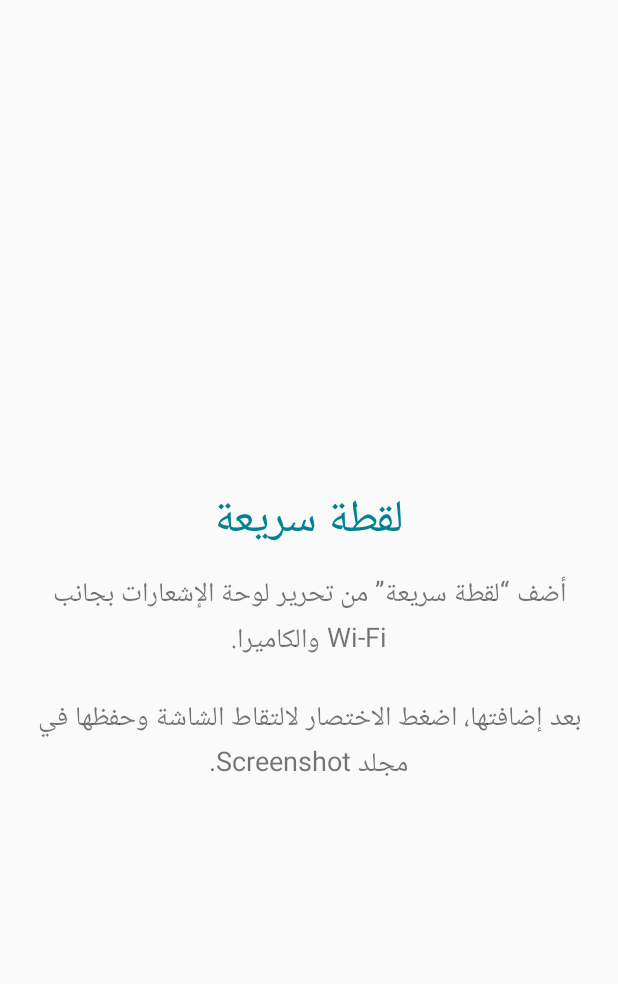
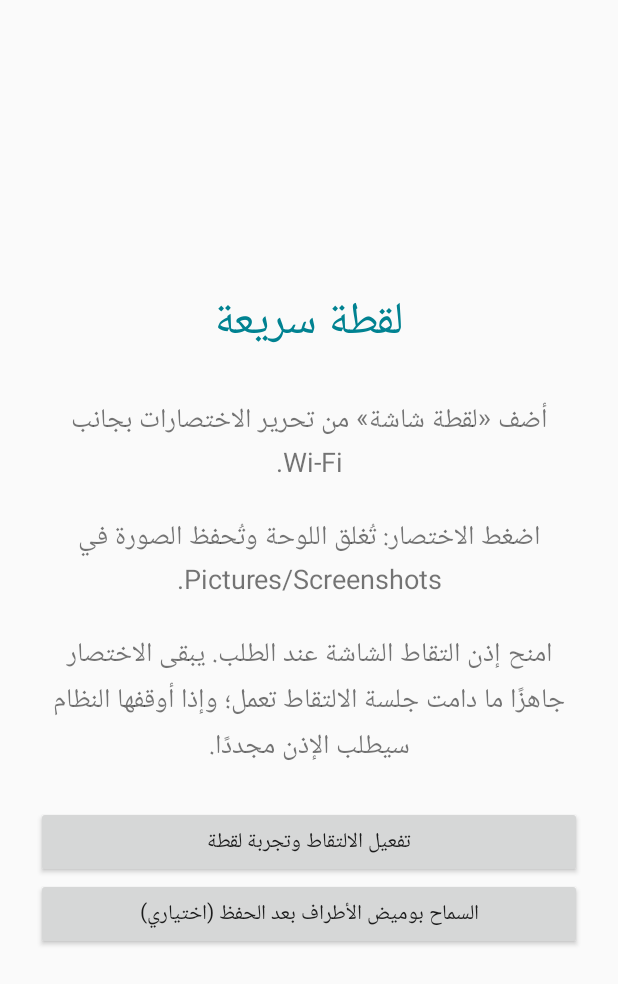
Before and after one commit to Godnit/quickshot-android, an Android app: the screen it shows after launch (MainActivity), on a phone screen of 412 x 824 dp. Shown: the top 984 px of the screen. Run offline under Robolectric (Android 15) with nearby library versions, the light colour scheme and no system bars.

Commit message:
Fix Quick Settings capture flow

```diff
--- a/app/src/main/java/com/example/quickshot/MainActivity.java
+++ b/app/src/main/java/com/example/quickshot/MainActivity.java
@@ -1,9 +1,35 @@
 package com.example.quickshot;
-import android.app.*;import android.content.*;import android.media.projection.MediaProjectionManager;import android.os.*;import android.graphics.Color;import android.view.*;import android.widget.*;
-public class MainActivity extends Activity{
- private static final int CAPTURE=42;private MediaProjectionManager projection;
- @Override public void onCreate(Bundle b){super.onCreate(b);projection=(MediaProjectionManager)getSystemService(MEDIA_PROJECTION_SERVICE);if(getIntent().getBooleanExtra("quick_tile",false))requestCapture();else buildUi();}
- private void buildUi(){LinearLayout box=new LinearLayout(this);box.setOrientation(LinearLayout.VERTICAL);box.setPadding(32,48,32,24);box.setGravity(Gravity.CENTER);box.setLayoutDirection(View.LAYOUT_DIRECTION_RTL);TextView t=new TextView(this);t.setText("لقطة سريعة");t.setTextSize(30);t.setTextColor(Color.rgb(0,130,145));t.setGravity(Gravity.CENTER);box.addView(t,new LinearLayout.LayoutParams(-1,100));TextView i=new TextView(this);i.setText("أضف “لقطة سريعة” من تحرير لوحة الإشعارات بجانب Wi‑Fi والكاميرا.\n\nبعد إضافتها، اضغط الاختصار لالتقاط الشاشة وحفظها في مجلد Screenshot.");i.setTextSize(18);i.setGravity(Gravity.CENTER);box.addView(i);setContentView(box);}
- private void requestCapture(){startActivityForResult(projection.createScreenCaptureIntent(),CAPTURE);}
- @Override protected void onActivityResult(int r,int c,Intent d){super.onActivityResult(r,c,d);if(r==CAPTURE&&c==RESULT_OK&&d!=null){Intent s=new Intent(this,ScreenshotService.class);s.putExtra("resultCode",c);s.putExtra("data",d);if(Build.VERSION.SDK_INT>=26)startForegroundService(s);else startService(s);finish();}}
+
+import android.app.Activity;
+import android.content.Intent;
+import android.graphics.Color;
+import android.net.Uri;
+import android.os.Bundle;
+import android.provider.Settings;
+import android.view.Gravity;
+import android.view.View;
+import android.widget.*;
+
+public class MainActivity extends Activity {
+    @Override public void onCreate(Bundle state) {
+        super.onCreate(state);
+        LinearLayout box = new LinearLayout(this);
+        box.setOrientation(LinearLayout.VERTICAL); box.setGravity(Gravity.CENTER);
+        box.setLayoutDirection(View.LAYOUT_DIRECTION_RTL);
+        int padding = (int)(24 * getResources().getDisplayMetrics().density);
+        box.setPadding(padding,padding,padding,padding);
+        TextView title = new TextView(this); title.setText("لقطة سريعة"); title.setTextSize(30);
+        title.setTextColor(Color.rgb(0,130,145)); title.setGravity(Gravity.CENTER); box.addView(title);
+        TextView instructions = new TextView(this);
+        instructions.setText("أضف «لقطة شاشة» من تحرير الاختصارات بجانب Wi‑Fi.\n\nاضغط الاختصار: تُغلق اللوحة وتُحفظ الصورة في Pictures/Screenshots.\n\nامنح إذن التقاط الشاشة عند الطلب. يبقى الاختصار جاهزًا ما دامت جلسة الالتقاط تعمل؛ وإذا أوقفها النظام سيطلب الإذن مجددًا.");
+        instructions.setTextSize(18); instructions.setGravity(Gravity.CENTER);
+        instructions.setPadding(0,padding,0,padding); box.addView(instructions);
+        Button capture = new Button(this); capture.setText("تفعيل الالتقاط وتجربة لقطة");
+        capture.setOnClickListener(v -> { startActivity(new Intent(this,CaptureActivity.class).addFlags(Intent.FLAG_ACTIVITY_NEW_TASK)); moveTaskToBack(true); });
+        box.addView(capture, new LinearLayout.LayoutParams(-1,-2));
+        Button effect = new Button(this); effect.setText("السماح بوميض الأطراف بعد الحفظ (اختياري)");
+        effect.setOnClickListener(v -> startActivity(new Intent(Settings.ACTION_MANAGE_OVERLAY_PERMISSION,Uri.parse("package:"+getPackageName()))));
+        box.addView(effect,new LinearLayout.LayoutParams(-1,-2));
+        ScrollView scroll = new ScrollView(this); scroll.setFillViewport(true); scroll.addView(box); setContentView(scroll);
+    }
 }
```
